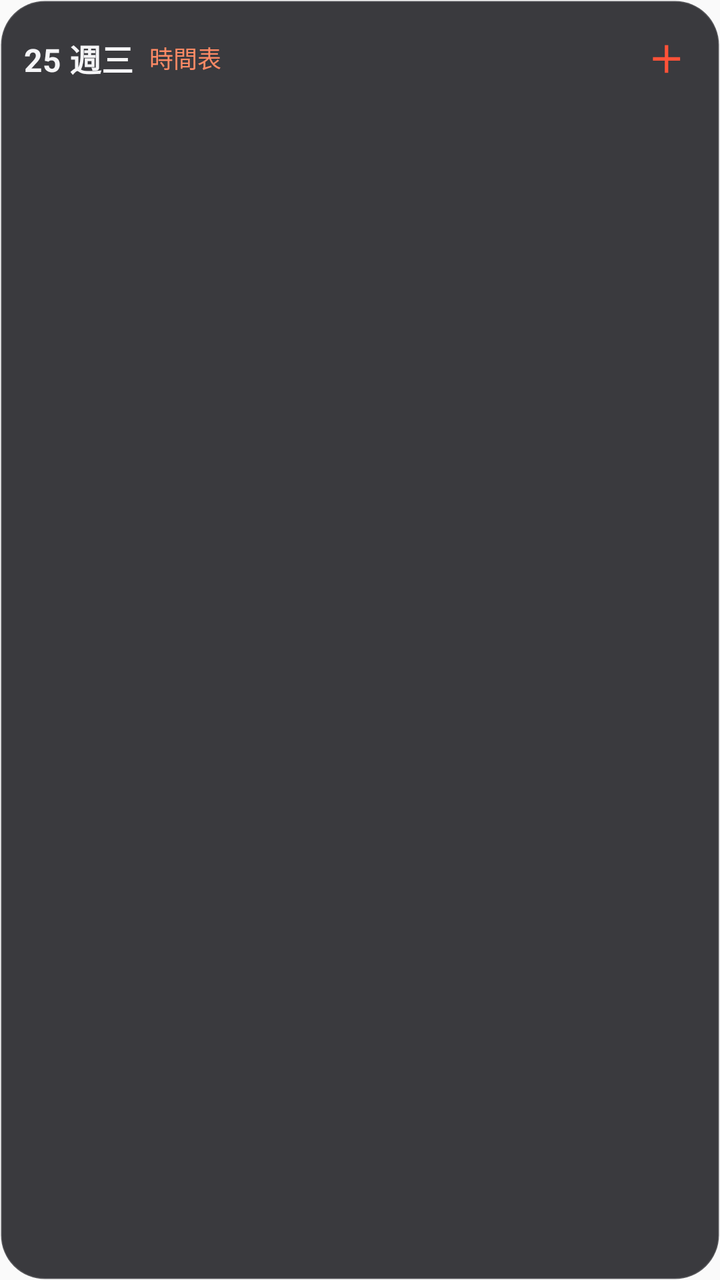
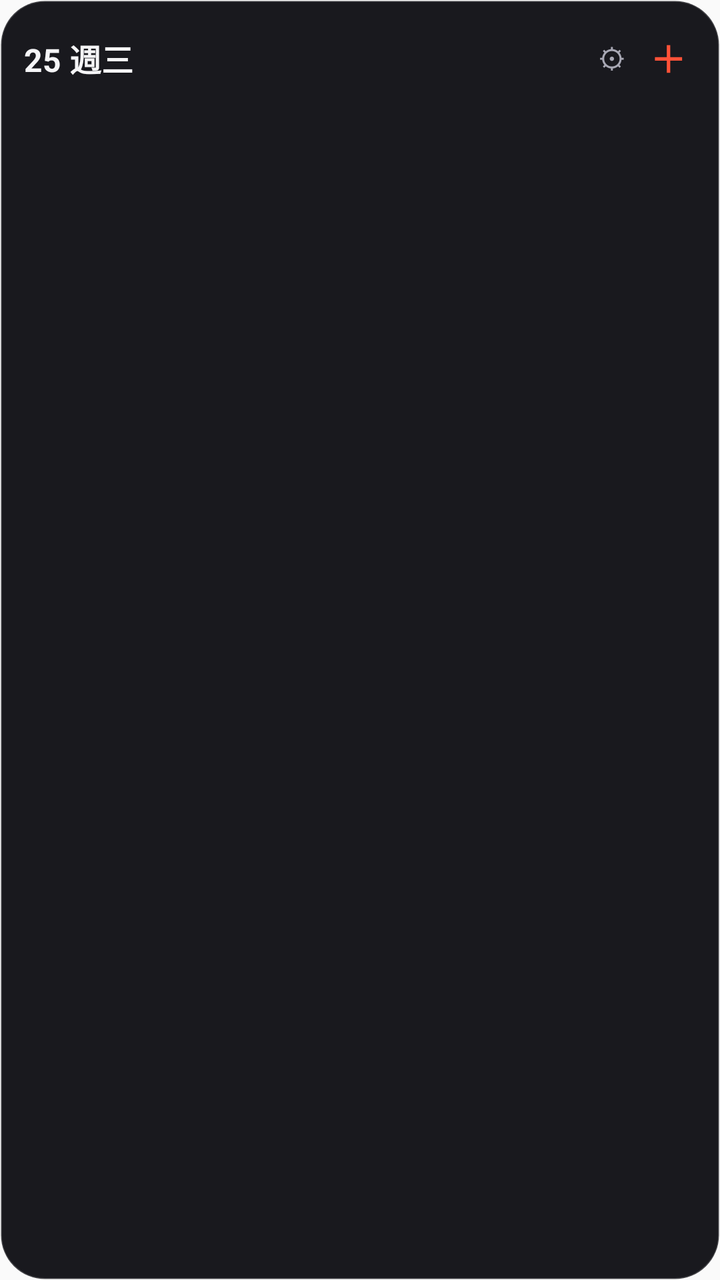

Before-and-after screenshots of an Android layout around one commit, followed by the original layout XML and the change that was made.
<!-- AndroidManifest.xml: application theme Theme.DXCalendar -->
<!-- res/layout/widget_scrollable_list.xml -->
<?xml version="1.0" encoding="utf-8"?>
<LinearLayout xmlns:android="http://schemas.android.com/apk/res/android"
    android:id="@+id/widget_list_root"
    android:layout_width="match_parent"
    android:layout_height="match_parent"
    android:background="@drawable/bg_widget_dark"
    android:orientation="vertical"
    android:padding="12dp">

    <LinearLayout
        android:layout_width="match_parent"
        android:layout_height="34dp"
        android:gravity="center_vertical"
        android:orientation="horizontal">

        <TextView
            android:id="@+id/widget_list_header_title"
            android:layout_width="wrap_content"
            android:layout_height="wrap_content"
            android:text="25 週三"
            android:textColor="#FFF5F5F7"
            android:textSize="16sp"
            android:textStyle="bold" />

        <TextView
            android:id="@+id/widget_list_badge"
            android:layout_width="0dp"
            android:layout_height="wrap_content"
            android:layout_weight="1"
            android:paddingStart="8dp"
            android:paddingEnd="8dp"
            android:text="時間表"
            android:textColor="#FFFF8A65"
            android:textSize="12sp" />

        <TextView
            android:id="@+id/btn_widget_list_add"
            android:layout_width="30dp"
            android:layout_height="28dp"
            android:gravity="center"
            android:text="＋"
            android:textColor="#FFFF5238"
            android:textSize="18sp"
            android:textStyle="bold" />
    </LinearLayout>

    <ListView
        android:id="@+id/widget_list_view"
        android:layout_width="match_parent"
        android:layout_height="0dp"
        android:layout_weight="1"
        android:divider="@android:color/transparent"
        android:dividerHeight="5dp" />

    <TextView
        android:id="@+id/widget_empty_text"
        android:layout_width="match_parent"
        android:layout_height="0dp"
        android:layout_weight="1"
        android:gravity="center"
        android:text="近期無公開行程或待辦事項"
        android:textColor="#FF8E8E96"
        android:textSize="13sp"
        android:visibility="gone" />
</LinearLayout>
<!-- resources referenced by this layout -->
<resources>
  <!-- drawable bg_widget_dark (drawable) -->
  <?xml version="1.0" encoding="utf-8"?>
  <shape xmlns:android="http://schemas.android.com/apk/res/android"
      android:shape="rectangle">
      <solid android:color="#D919191E" />
      <corners android:radius="22dp" />
      <stroke android:width="1dp" android:color="#26FFFFFF" />
  </shape>
  <style name="Theme.DXCalendar" parent="Theme.AppCompat.DayNight.NoActionBar">
          <item name="android:statusBarColor">@android:color/transparent</item>
          <item name="android:navigationBarColor">@android:color/transparent</item>
      </style>
</resources>

<!-- the commit's change to res/layout/widget_scrollable_list.xml (unified diff, before → after) -->
@@ -1,65 +1,88 @@
 <?xml version="1.0" encoding="utf-8"?>
-<LinearLayout xmlns:android="http://schemas.android.com/apk/res/android"
+<FrameLayout xmlns:android="http://schemas.android.com/apk/res/android"
     android:id="@+id/widget_list_root"
     android:layout_width="match_parent"
     android:layout_height="match_parent"
-    android:background="@drawable/bg_widget_dark"
-    android:orientation="vertical"
-    android:padding="12dp">
+    android:background="@android:color/transparent">
+
+    
+    <ImageView
+        android:id="@+id/widget_bg_layer"
+        android:layout_width="match_parent"
+        android:layout_height="match_parent"
+        android:importantForAccessibility="no"
+        android:scaleType="fitXY"
+        android:src="@drawable/bg_widget_dark_solid" />
 
     <LinearLayout
         android:layout_width="match_parent"
-        android:layout_height="34dp"
-        android:gravity="center_vertical"
-        android:orientation="horizontal">
+        android:layout_height="match_parent"
+        android:orientation="vertical"
+        android:padding="12dp">
+
+        <LinearLayout
+            android:layout_width="match_parent"
+            android:layout_height="34dp"
+            android:gravity="center_vertical"
+            android:orientation="horizontal">
+
+            <TextView
+                android:id="@+id/widget_list_header_title"
+                android:layout_width="wrap_content"
+                android:layout_height="wrap_content"
+                android:text="25 週三"
+                android:textColor="#FFF5F5F7"
+                android:textSize="16sp"
+                android:textStyle="bold" />
+
+            <TextView
+                android:id="@+id/widget_list_badge"
+                android:layout_width="0dp"
+                android:layout_height="wrap_content"
+                android:layout_weight="1"
+                android:paddingStart="8dp"
+                android:paddingEnd="8dp"
+                android:text=""
+                android:textColor="#FFFF8A65"
+                android:textSize="12sp" />
+
+            <TextView
+                android:id="@+id/btn_widget_list_config"
+                android:layout_width="28dp"
+                android:layout_height="28dp"
+                android:gravity="center"
+                android:text="⚙"
+                android:textColor="#FFA8A8B4"
+                android:textSize="14sp" />
+
+            <TextView
+                android:id="@+id/btn_widget_list_add"
+                android:layout_width="28dp"
+                android:layout_height="28dp"
+                android:gravity="center"
+                android:text="＋"
+                android:textColor="#FFFF5238"
+                android:textSize="18sp"
+                android:textStyle="bold" />
+        </LinearLayout>
+
+        <ListView
+            android:id="@+id/widget_list_view"
+            android:layout_width="match_parent"
+            android:layout_height="0dp"
+            android:layout_weight="1"
+            android:divider="@android:color/transparent"
+            android:dividerHeight="5dp" />
 
         <TextView
-            android:id="@+id/widget_list_header_title"
-            android:layout_width="wrap_content"
-            android:layout_height="wrap_content"
-            android:text="25 週三"
-            android:textColor="#FFF5F5F7"
-            android:textSize="16sp"
-            android:textStyle="bold" />
-
-        <TextView
-            android:id="@+id/widget_list_badge"
-            android:layout_width="0dp"
-            android:layout_height="wrap_content"
+            android:id="@+id/widget_empty_text"
+            android:layout_width="match_parent"
+            android:layout_height="0dp"
             android:layout_weight="1"
-            android:paddingStart="8dp"
-            android:paddingEnd="8dp"
-            android:text="時間表"
-            android:textColor="#FFFF8A65"
-            android:textSize="12sp" />
-
-        <TextView
-            android:id="@+id/btn_widget_list_add"
-            android:layout_width="30dp"
-            android:layout_height="28dp"
             android:gravity="center"
-            android:text="＋"
-            android:textColor="#FFFF5238"
-            android:textSize="18sp"
-            android:textStyle="bold" />
+            android:text="近期無公開行程或待辦事項"
+            android:textColor="#FF8E8E96"
+            android:textSize="13sp"
+            android:visibility="gone" />
     </LinearLayout>
-
-    <ListView
-        android:id="@+id/widget_list_view"
-        android:layout_width="match_parent"
-        android:layout_height="0dp"
-        android:layout_weight="1"
-        android:divider="@android:color/transparent"
-        android:dividerHeight="5dp" />
-
-    <TextView
-        android:id="@+id/widget_empty_text"
-        android:layout_width="match_parent"
-        android:layout_height="0dp"
-        android:layout_weight="1"
-        android:gravity="center"
-        android:text="近期無公開行程或待辦事項"
-        android:textColor="#FF8E8E96"
-        android:textSize="13sp"
-        android:visibility="gone" />
-</LinearLayout>
+</FrameLayout>
<!-- resource entries referenced after the edit -->
@@ -1,12 +1,12 @@
 <!-- resources referenced by this layout -->
 <resources>
-  <!-- drawable bg_widget_dark (drawable) -->
+  <!-- drawable bg_widget_dark_solid (drawable) -->
   <?xml version="1.0" encoding="utf-8"?>
   <shape xmlns:android="http://schemas.android.com/apk/res/android"
       android:shape="rectangle">
-      <solid android:color="#D919191E" />
+      <solid android:color="#FF19191E" />
       <corners android:radius="22dp" />
-      <stroke android:width="1dp" android:color="#26FFFFFF" />
+      <stroke android:width="1dp" android:color="#2EFFFFFF" />
   </shape>
   <style name="Theme.DXCalendar" parent="Theme.AppCompat.DayNight.NoActionBar">
           <item name="android:statusBarColor">@android:color/transparent</item>
